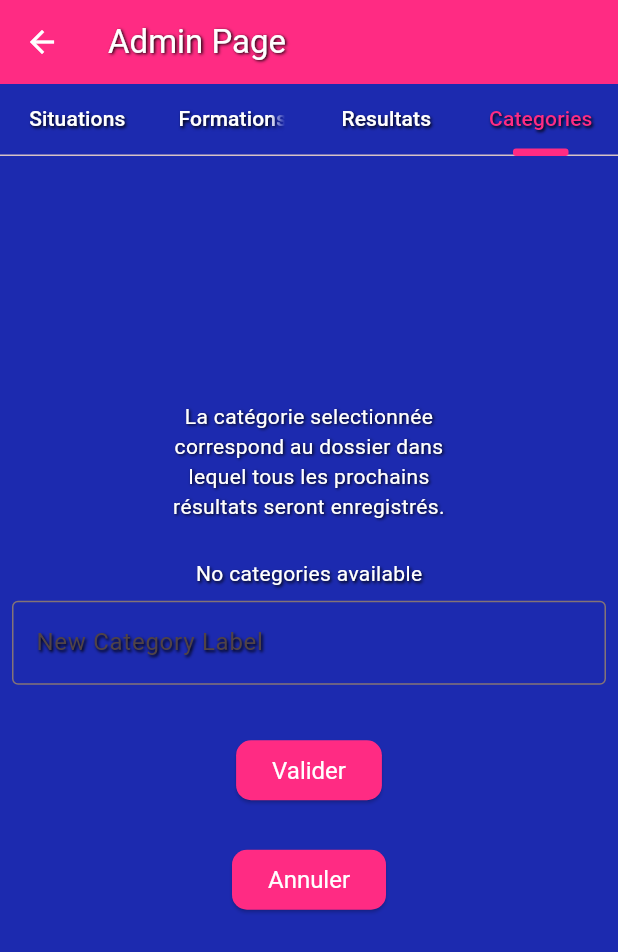
After one commit to RobinAbela42/MatcheTaFormation, a Flutter app: the AdminPage screen opened directly, tab 4 chosen, after a tap on "Ajouter une Category", on a phone screen of 412 x 824 dp. The commit adds this screen. Shown: the top 952 px of the screen. Run offline on Flutter 3.47's test engine with Material 3 defaults, Android fonts, the phone set to English and light mode, and no system bars; our stand-ins replace sqflite, sqflite_common_ffi; accounts and stored records are empty; Roboto replaces fonts that are missing (Gotham).

Commit message:
admin category admin added with possibility to delete and insert

```diff
--- /dev/null
+++ b/match_ta_formation_0/devtools_options.yaml
@@ -0,0 +1,3 @@
+description: This file stores settings for Dart & Flutter DevTools.
+documentation: https://docs.flutter.dev/tools/devtools/extensions#configure-extension-enablement-states
+extensions:
--- a/match_ta_formation_0/lib/DataBase/link.dart
+++ b/match_ta_formation_0/lib/DataBase/link.dart
@@ -152,7 +152,7 @@ class Admin {
 }
 
 class Category {
-  final int id;
+  final int? id;
   final String label;
 
   const Category({required this.id, required this.label});
@@ -667,4 +667,29 @@ class DatabaseHelper {
       }
     });
   }
+
+  Future<void> deleteCategory(Category category) async {
+
+    final db = await database;
+
+    await db.transaction((txn) async {
+      await txn.delete(
+        'Category',
+        where: 'IdCategory = ?',
+        whereArgs: [category.id],
+      );
+    });
+  }
+
+  Future<List<Category>> getCategories() async {
+    final db = await database;
+    final List<Map<String, Object?>> categoryMaps = await db.query(
+      'Category',
+    );
+    return [
+      for (final {'IdCategory': id as int, 'Label': label as String}
+          in categoryMaps)
+        Category(id: id, label: label),
+    ];
+  }
 }
--- a/match_ta_formation_0/lib/Pages/Admin/admin_page.dart
+++ b/match_ta_formation_0/lib/Pages/Admin/admin_page.dart
@@ -3,8 +3,12 @@
 import 'package:flutter/foundation.dart';
 import 'package:flutter/material.dart';
 import 'package:match_ta_formation_0/Pages/Admin/formation_admin_page.dart';
-import 'package:match_ta_formation_0/DataBase/link.dart';
+import 'package:match_ta_formation_0/Pages/Admin/category_picker_admin.dart';
+import 'package:match_ta_formation_0/DataBase/link.dart' as lnk;
 import 'package:match_ta_formation_0/Pages/Admin/situation_admin_page.dart';
+import 'package:provider/provider.dart';
+
+import '../../Pages/provider.dart';
 
 class AdminPage extends StatefulWidget {
   const AdminPage({super.key});
@@ -14,12 +18,22 @@ class AdminPage extends StatefulWidget {
 }
 
 class _AdminPageState extends State<AdminPage> {
+  void _initializeCategory(lnk.Category cat) {
+    lnk.Category category = cat;
+
+    // Update the provider without triggering a rebuild here (listen: false)
+    Provider.of<CategoryProvider>(
+      context,
+      listen: false,
+    ).selectCategory(category);
+  }
+
   @override
   Widget build(BuildContext context) {
     return Scaffold(
       appBar: AppBar(title: const Text('Admin Page')),
       body: DefaultTabController(
-        length: 3,
+        length: 4,
         child: Column(
           children: [
             const TabBar(
@@ -27,6 +41,7 @@ class _AdminPageState extends State<AdminPage> {
                 Tab(text: 'Situations'),
                 Tab(text: 'Formations'),
                 Tab(text: 'Resultats'),
+                Tab(text: 'Categories'),
               ],
             ),
             Expanded(
@@ -35,6 +50,7 @@ class _AdminPageState extends State<AdminPage> {
                   SituationAdminPage(),
                   FormationAdminPage(),
                   ResultAdminPage(),
+                  CategoryPickerAdmin(),
                 ],
               ),
             ),
@@ -54,13 +70,13 @@ class SituationAdminPage extends StatefulWidget {
 }
 
 class _SituationAdminPageState extends State<SituationAdminPage> {
-  final databaseHelper = DatabaseHelper();
-  Situation? _selectedSituation;
+  final databaseHelper = lnk.DatabaseHelper();
+  lnk.Situation? _selectedSituation;
   bool _isAddingSituation = false;
 
   @override
   Widget build(BuildContext context) {
-    return FutureBuilder<List<Situation>>(
+    return FutureBuilder<List<lnk.Situation>>(
       future: databaseHelper.getSituations(),
       builder: (context, snapshot) {
         if (snapshot.connectionState == ConnectionState.waiting) {
@@ -126,10 +142,8 @@ class _SituationAdminPageState extends State<SituationAdminPage> {
                       });
                     },
                     onDelete: () async {
-                      await DatabaseHelper().deleteSituation(s);
-                      setState(() {
-
-                      });
+                      await lnk.DatabaseHelper().deleteSituation(s);
+                      setState(() {});
                     },
                   );
                 },
@@ -189,8 +203,7 @@ class SituationCard extends StatelessWidget {
                 ),
               ),
 
-              ElevatedButton(onPressed: onDelete
-              , child: Icon(Icons.delete)),
+              ElevatedButton(onPressed: onDelete, child: Icon(Icons.delete)),
             ],
           ),
         ),
@@ -209,8 +222,8 @@ class FormationAdminPage extends StatefulWidget {
 
 class _FormationAdminPageState extends State<FormationAdminPage> {
   // Instantiate the helper once, or manage it via dependency injection/initState
-  final databaseHelper = DatabaseHelper();
-  Formation? _selectedFormation;
+  final databaseHelper = lnk.DatabaseHelper();
+  lnk.Formation? _selectedFormation;
   bool _isAddingFormation = false;
 
   @override
@@ -228,7 +241,7 @@ class _FormationAdminPageState extends State<FormationAdminPage> {
       );
     }
 
-    return FutureBuilder<List<Formation>>(
+    return FutureBuilder<List<lnk.Formation>>(
       future: databaseHelper.getFormations(), // The async function
       builder: (context, snapshot) {
         // 1. Handle the loading state
@@ -281,7 +294,7 @@ class _FormationAdminPageState extends State<FormationAdminPage> {
                             });
                           },
                           onDelete: () async {
-                            await DatabaseHelper().deleteFormation(f);
+                            await lnk.DatabaseHelper().deleteFormation(f);
                             setState(() {});
                           },
                         );
--- /dev/null
+++ b/match_ta_formation_0/lib/Pages/Admin/category_picker_admin.dart
@@ -0,0 +1,161 @@
+import 'dart:io';
+
+import 'package:flutter/material.dart';
+import 'package:match_ta_formation_0/DataBase/link.dart';
+
+class CategoryPickerAdmin extends StatefulWidget {
+  const CategoryPickerAdmin({super.key});
+
+  @override
+  _CategoryPickerAdminState createState() => _CategoryPickerAdminState();
+}
+
+class _CategoryPickerAdminState extends State<CategoryPickerAdmin> {
+  Category? _selectedCategory;
+  bool _isAddingCategory = false;
+  final TextEditingController _newCategoryController = TextEditingController();
+
+  late Future<List<Category>> categories;
+
+  // 3. Create a dedicated method to refresh the data
+  void _refreshCategories() {
+    setState(() {
+      categories = DatabaseHelper().getCategories();
+    });
+  }
+
+  @override
+  void initState() {
+    super.initState();
+    // 2. Initialize it ONCE when the widget enters the screen
+    _refreshCategories();
+  }
+
+  @override
+  Widget build(BuildContext context) {
+    return Center(
+      child: Column(
+        mainAxisAlignment: MainAxisAlignment.center,
+        children: [
+          Padding(
+            padding: const EdgeInsets.symmetric(horizontal: 100),
+            child: Center(
+              child: Text(
+                'La catégorie selectionnée correspond au dossier dans lequel tous les prochains résultats seront enregistrés.',
+                style: Theme.of(context).textTheme.bodyMedium,
+                textAlign: TextAlign.center,
+              ),
+            ),
+          ),
+          SizedBox(height: 25),
+
+          FutureBuilder<List<Category>>(
+            future: categories,
+            builder: (context, snapshot) {
+              if (snapshot.connectionState == ConnectionState.waiting) {
+                return const CircularProgressIndicator();
+              } else if (snapshot.hasError) {
+                return const Text('Error loading categories');
+              } else if (!snapshot.hasData || snapshot.data!.isEmpty) {
+                return const Text('No categories available');
+              }
+
+              final cats = snapshot.data!;
+              // set default selection if none
+              if (_selectedCategory == null && cats.isNotEmpty) {
+                _selectedCategory = cats.first;
+              }
+
+              return DropdownButton<Category>(
+                value: _selectedCategory,
+                padding: const EdgeInsets.symmetric(horizontal: 16.0),
+                style: Theme.of(context).textTheme.titleLarge,
+                dropdownColor: const Color.fromARGB(255, 0, 0, 0),
+                items: cats.map((c) {
+                  return DropdownMenuItem<Category>(
+                    value: c,
+                    child: Text(c.label),
+                  );
+                }).toList(),
+                onChanged: (Category? newVal) {
+                  setState(() {
+                    _selectedCategory = newVal;
+                  });
+                },
+              );
+            },
+          ),
+
+          if (_isAddingCategory)
+            Padding(
+              padding: const EdgeInsets.all(8.0),
+              child: TextField(
+                controller: _newCategoryController,
+                decoration: const InputDecoration(
+                  labelText: 'New Category Label',
+                  border: OutlineInputBorder(),
+                ),
+              ),
+            ),
+          SizedBox(height: 25),
+          if (_isAddingCategory)
+            ElevatedButton(
+              onPressed: () {
+                setState(() {
+                  stderr.writeln(
+                    'Adding new category: ${_newCategoryController.text}',
+                  );
+                  DatabaseHelper().insertCategory(
+                    Category(id: null, label: _newCategoryController.text),
+                  );
+                  _refreshCategories();
+                  _isAddingCategory = false;
+                  _newCategoryController.clear();
+                });
+              },
+              child: Text('Valider'),
+            ),
+          SizedBox(height: 25),
+          if (_isAddingCategory)
+            ElevatedButton(
+              onPressed: () {
+                setState(() {
+                  _isAddingCategory = false;
+                  _newCategoryController.clear();
+                });
+              },
+              child: Text('Annuler'),
+            ),
+          SizedBox(height: 25),
+          if (!_isAddingCategory)
+            ElevatedButton(
+              onPressed: () {
+                setState(() {
+                  _isAddingCategory = true;
+                });
+              },
+              child: const Text('Ajouter une Category'),
+            ),
+          SizedBox(height: 25),
+          if (_selectedCategory != null)
+            ElevatedButton(
+              onPressed: () {
+                DatabaseHelper().getCategories().then(
+                  (value) => {
+                    for (var cat in value)
+                      if (cat.label == _selectedCategory!.label)
+                        {DatabaseHelper().deleteCategory(cat)},
+                    setState(() {
+                      _selectedCategory = null;
+                      _refreshCategories();
+                    }),
+                  },
+                );
+              },
+              child: const Text('Supprimer la catégorie selectionnée'),
+            ),
+        ],
+      ),
+    );
+  }
+}
--- a/match_ta_formation_0/lib/Pages/User/result_page.dart
+++ b/match_ta_formation_0/lib/Pages/User/result_page.dart
@@ -83,6 +83,15 @@ class _ResultDisplayState extends State<ResultDisplay> {
 
           ElevatedButton(
             onPressed: () {
+              DatabaseHelper().insertResult(Result(
+                id: null,
+                formations: widget.currentSessionFormations.entries
+                    .map((entry) => entry.key)
+                    .toList(),
+                time: DateTime.now(),
+                category: null,
+              ));
+
               widget.onSessionEnded();
             },
             child: const Text('Start New Session'),
--- /dev/null
+++ b/match_ta_formation_0/lib/Pages/provider.dart
@@ -0,0 +1,13 @@
+import 'package:flutter/foundation.dart';
+import 'package:match_ta_formation_0/DataBase/link.dart' as lnk;
+
+class CategoryProvider extends ChangeNotifier {
+  lnk.Category? _selectedCategory;
+
+  lnk.Category? get selectedCategory => _selectedCategory;
+
+  void selectCategory(lnk.Category category) {
+    _selectedCategory = category;
+    notifyListeners(); // Tells listening widgets to rebuild
+  }
+}
--- a/match_ta_formation_0/pubspec.yaml
+++ b/match_ta_formation_0/pubspec.yaml
@@ -37,6 +37,7 @@ dependencies:
   sqflite: ^2.4.3
   sqflite_common_ffi: 2.4.1
   path: ^1.9.1
+  provider: ^6.1.5+1
 
 dev_dependencies:
   flutter_test:
```
Also changed, not shown: match_ta_formation_0/lib/Pages/User/user_page.dart (+2 -8 lines), match_ta_formation_0/lib/main.dart (+19 -1 lines), match_ta_formation_0/pubspec.lock.
